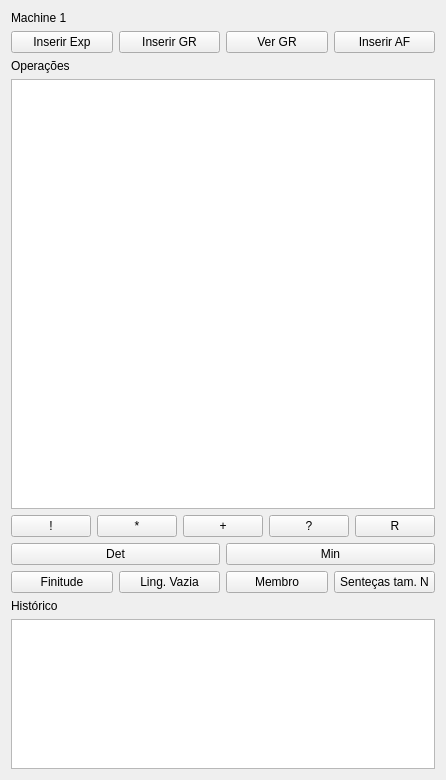
The window that gui/view/DynamicAutomatonWidget.ui (joaovicentesouto/INE5421) describes before a commit, drawn with Qt 5.
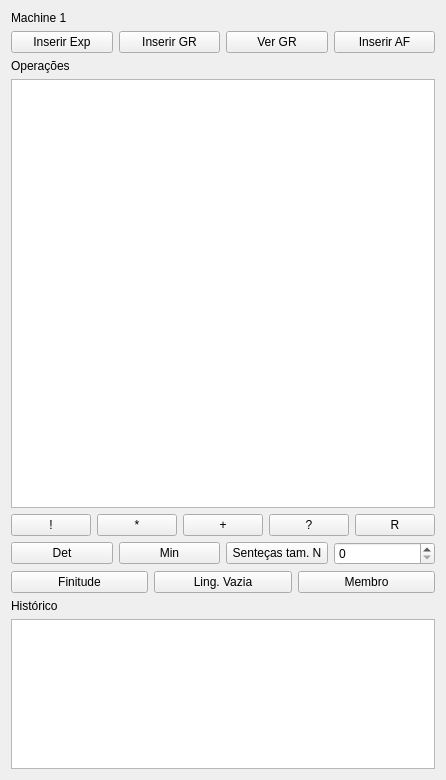
The same window after the commit.

Commit message:
Generate sentences of size n
As a requirement at work, I created a button to access the functio-
nality of generating n-sized sentences recognized by an automaton.

What changed in the file:
```diff
--- a/gui/view/DynamicAutomatonWidget.ui
+++ b/gui/view/DynamicAutomatonWidget.ui
@@ -118,6 +118,20 @@
        </property>
       </widget>
      </item>
+     <item>
+      <widget class="QPushButton" name="m_n_sentences">
+       <property name="text">
+        <string>Senteças tam. N</string>
+       </property>
+      </widget>
+     </item>
+     <item>
+      <widget class="QSpinBox" name="m_n_of_sentences">
+       <property name="maximum">
+        <number>999999999</number>
+       </property>
+      </widget>
+     </item>
     </layout>
    </item>
    <item>
@@ -143,13 +157,6 @@
        </property>
       </widget>
      </item>
-     <item>
-      <widget class="QPushButton" name="pushButton_2">
-       <property name="text">
-        <string>Senteças tam. N</string>
-       </property>
-      </widget>
-     </item>
     </layout>
    </item>
    <item>
```
Left out of the diff: 6 changed lines with no effect on the pictures. The commit also changes 6 other files.
